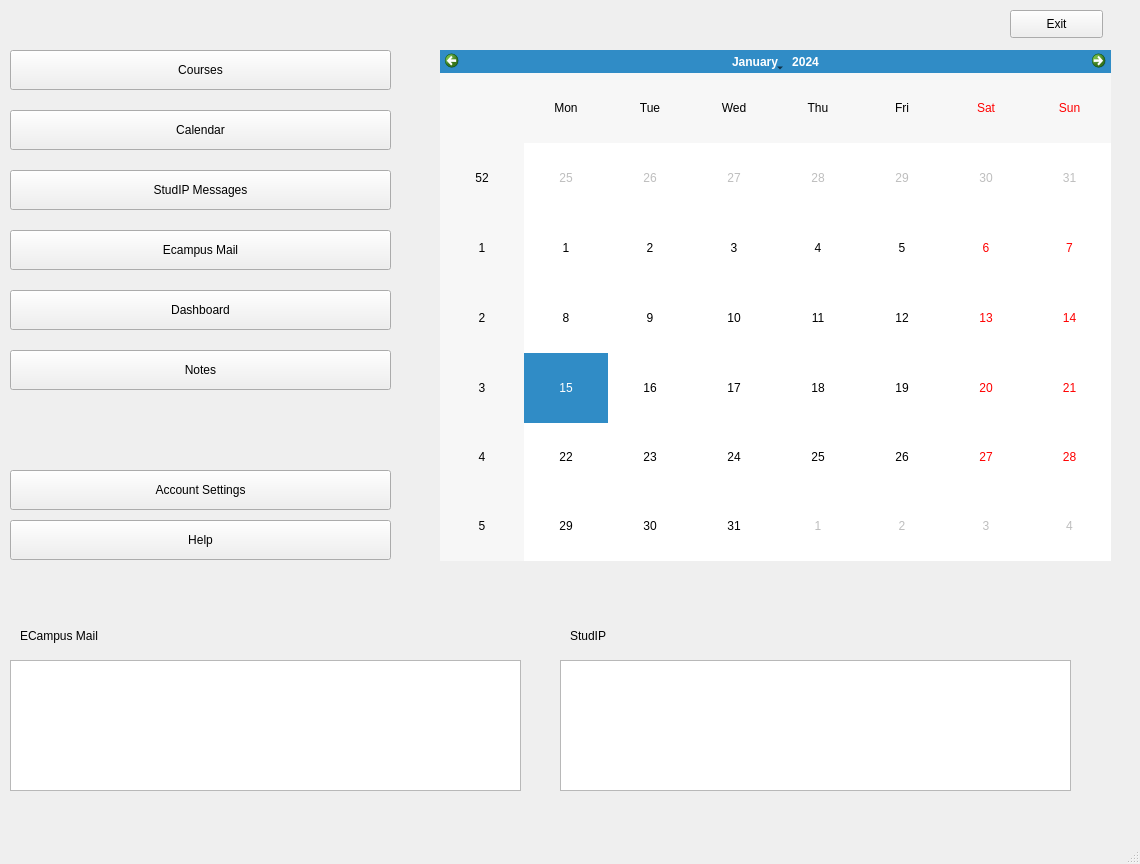
This is main/menu.ui in Demonim/Simargl-Study-Project as Qt 5 draws it before an edit. The edited form follows.
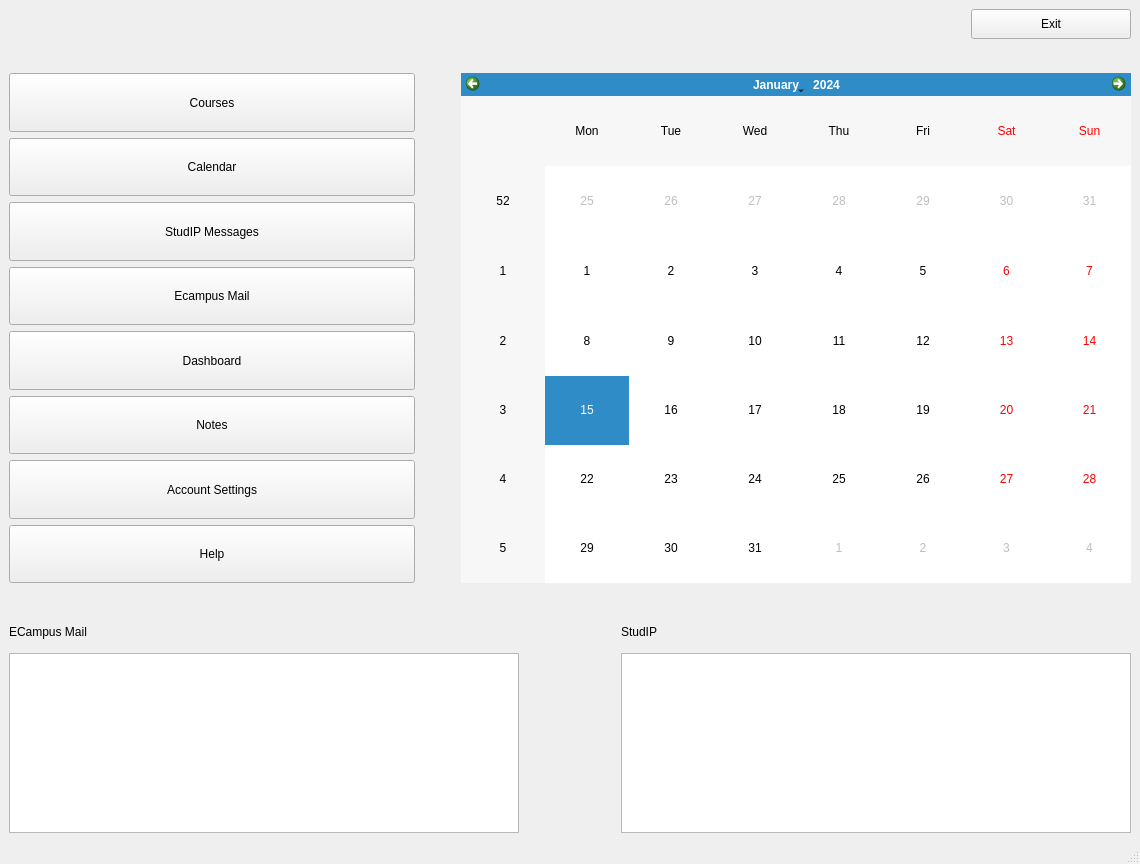
This is the edited form.

Commit message: Adapting upscale for menu.ui

What changed in the file:
```diff
--- a/main/menu.ui
+++ b/main/menu.ui
@@ -18,8 +18,8 @@
   </property>
   <property name="maximumSize">
    <size>
-    <width>1140</width>
-    <height>864</height>
+    <width>12123123</width>
+    <height>16777215</height>
    </size>
   </property>
   <property name="windowTitle">
@@ -29,18 +29,120 @@
    <string notr="true"/>
   </property>
   <widget class="QWidget" name="centralwidget">
+   <layout class="QVBoxLayout" name="verticalLayout_4">
+    <item>
+     <layout class="QHBoxLayout" name="horizontalLayout">
+      <property name="spacing">
+       <number>7</number>
+      </property>
+      <property name="rightMargin">
+       <number>0</number>
+      </property>
+      <property name="bottomMargin">
+       <number>0</number>
+      </property>
+      <item>
+       <widget class="QLabel" name="label">
+        <property name="sizePolicy">
+         <sizepolicy hsizetype="Expanding" vsizetype="Expanding">
+          <horstretch>0</horstretch>
+          <verstretch>0</verstretch>
+         </sizepolicy>
+        </property>
+        <property name="minimumSize">
+         <size>
+          <width>300</width>
+          <height>30</height>
+         </size>
+        </property>
+        <property name="maximumSize">
+         <size>
+          <width>510</width>
+          <height>50</height>
+         </size>
+        </property>
+        <property name="text">
+         <string/>
+        </property>
+       </widget>
+      </item>
+      <item>
+       <spacer name="horizontalSpacer_3">
+        <property name="orientation">
+         <enum>Qt::Horizontal</enum>
+        </property>
+        <property name="sizeHint" stdset="0">
+         <size>
+          <width>40</width>
+          <height>20</height>
+         </size>
+        </property>
+       </spacer>
+      </item>
+      <item>
+       <widget class="QPushButton" name="Exit_Button">
+        <property name="sizePolicy">
+         <sizepolicy hsizetype="Expanding" vsizetype="Expanding">
+          <horstretch>0</horstretch>
+          <verstretch>0</verstretch>
+         </sizepolicy>
+        </property>
+        <property name="minimumSize">
+         <size>
+          <width>90</width>
+          <height>30</height>
+         </size>
+        </property>
+        <property name="maximumSize">
+         <size>
+          <width>160</width>
+          <height>50</height>
+         </size>
+        </property>
+        <property name="text">
+         <string>Exit</string>
+        </property>
+       </widget>
+      </item>
+     </layout>
+    </item>
+    <item>
+     <spacer name="verticalSpacer">
+      <property name="orientation">
+       <enum>Qt::Vertical</enum>
+      </property>
+      <property name="sizeType">
+       <enum>QSizePolicy::Maximum</enum>
+      </property>
+      <property name="sizeHint" stdset="0">
+       <size>
+        <width>20</width>
+        <height>40</height>
+       </size>
+      </property>
+     </spacer>
+    </item>
+    <item>
+     <layout class="QHBoxLayout" name="horizontalLayout_2">
+      <item>
+       <layout class="QVBoxLayout" name="verticalLayout">
+        <item>
    <widget class="QPushButton" name="Courses">
-    <property name="geometry">
-     <rect>
-      <x>10</x>
-      <y>50</y>
-      <width>381</width>
-      <height>40</height>
-     </rect>
-    </property>
-    <property name="maximumSize">
+          <property name="sizePolicy">
+           <sizepolicy hsizetype="Expanding" vsizetype="Expanding">
+            <horstretch>0</horstretch>
+            <verstretch>0</verstretch>
+           </sizepolicy>
+          </property>
+          <property name="minimumSize">
      <size>
       <width>390</width>
+            <height>55</height>
+           </size>
+          </property>
+          <property name="maximumSize">
+           <size>
+            <width>660</width>
       <height>80</height>
      </size>
     </property>
@@ -48,18 +150,24 @@
      <string>Courses</string>
     </property>
    </widget>
+        </item>
+        <item>
    <widget class="QPushButton" name="Calendar">
-    <property name="geometry">
-     <rect>
-      <x>10</x>
-      <y>110</y>
-      <width>381</width>
-      <height>40</height>
-     </rect>
-    </property>
-    <property name="maximumSize">
+          <property name="sizePolicy">
+           <sizepolicy hsizetype="Expanding" vsizetype="Expanding">
+            <horstretch>0</horstretch>
+            <verstretch>0</verstretch>
+           </sizepolicy>
+          </property>
+          <property name="minimumSize">
      <size>
       <width>390</width>
+            <height>55</height>
+           </size>
+          </property>
+          <property name="maximumSize">
+           <size>
+            <width>660</width>
       <height>80</height>
      </size>
     </property>
@@ -67,18 +175,18 @@
      <string>Calendar</string>
     </property>
    </widget>
+        </item>
+        <item>
    <widget class="QPushButton" name="Messages">
-    <property name="geometry">
-     <rect>
-      <x>10</x>
-      <y>170</y>
-      <width>381</width>
-      <height>40</height>
-     </rect>
+          <property name="sizePolicy">
+           <sizepolicy hsizetype="Expanding" vsizetype="Expanding">
+            <horstretch>0</horstretch>
+            <verstretch>0</verstretch>
+           </sizepolicy>
     </property>
     <property name="maximumSize">
      <size>
-      <width>390</width>
+            <width>660</width>
       <height>80</height>
      </size>
     </property>
@@ -86,18 +194,18 @@
      <string>StudIP Messages</string>
     </property>
    </widget>
+        </item>
+        <item>
    <widget class="QPushButton" name="Email">
-    <property name="geometry">
-     <rect>
-      <x>10</x>
-      <y>230</y>
-      <width>381</width>
-      <height>40</height>
-     </rect>
+          <property name="sizePolicy">
+           <sizepolicy hsizetype="Expanding" vsizetype="Expanding">
+            <horstretch>0</horstretch>
+            <verstretch>0</verstretch>
+           </sizepolicy>
     </property>
     <property name="maximumSize">
      <size>
-      <width>390</width>
+            <width>660</width>
       <height>80</height>
      </size>
     </property>
@@ -105,50 +213,18 @@
      <string>Ecampus Mail</string>
     </property>
    </widget>
-   <widget class="QLabel" name="label">
-    <property name="geometry">
-     <rect>
-      <x>10</x>
-      <y>10</y>
-      <width>301</width>
-      <height>31</height>
-     </rect>
-    </property>
-    <property name="maximumSize">
-     <size>
-      <width>1140</width>
-      <height>864</height>
-     </size>
-    </property>
-    <property name="text">
-     <string/>
-    </property>
-   </widget>
-   <widget class="QCalendarWidget" name="calendarWidget">
-    <property name="geometry">
-     <rect>
-      <x>440</x>
-      <y>50</y>
-      <width>671</width>
-      <height>511</height>
-     </rect>
-    </property>
-    <property name="styleSheet">
-     <string notr="true"/>
-    </property>
-   </widget>
+        </item>
+        <item>
    <widget class="QPushButton" name="Dashboard">
-    <property name="geometry">
-     <rect>
-      <x>10</x>
-      <y>290</y>
-      <width>381</width>
-      <height>40</height>
-     </rect>
+          <property name="sizePolicy">
+           <sizepolicy hsizetype="Expanding" vsizetype="Expanding">
+            <horstretch>0</horstretch>
+            <verstretch>0</verstretch>
+           </sizepolicy>
     </property>
     <property name="maximumSize">
      <size>
-      <width>390</width>
+            <width>660</width>
       <height>80</height>
      </size>
     </property>
@@ -156,18 +232,18 @@
      <string>Dashboard</string>
     </property>
    </widget>
+        </item>
+        <item>
    <widget class="QPushButton" name="Notes">
-    <property name="geometry">
-     <rect>
-      <x>10</x>
-      <y>350</y>
-      <width>381</width>
-      <height>40</height>
-     </rect>
+          <property name="sizePolicy">
+           <sizepolicy hsizetype="Expanding" vsizetype="Expanding">
+            <horstretch>0</horstretch>
+            <verstretch>0</verstretch>
+           </sizepolicy>
     </property>
     <property name="maximumSize">
      <size>
-      <width>390</width>
+            <width>660</width>
       <height>80</height>
      </size>
     </property>
@@ -175,18 +251,18 @@
      <string>Notes</string>
     </property>
    </widget>
+        </item>
+        <item>
    <widget class="QPushButton" name="Settings">
-    <property name="geometry">
-     <rect>
-      <x>10</x>
-      <y>470</y>
-      <width>381</width>
-      <height>40</height>
-     </rect>
+          <property name="sizePolicy">
+           <sizepolicy hsizetype="Expanding" vsizetype="Expanding">
+            <horstretch>0</horstretch>
+            <verstretch>0</verstretch>
+           </sizepolicy>
     </property>
     <property name="maximumSize">
      <size>
-      <width>390</width>
+            <width>660</width>
       <height>80</height>
      </size>
     </property>
@@ -194,18 +270,18 @@
      <string>Account Settings</string>
     </property>
    </widget>
+        </item>
+        <item>
    <widget class="QPushButton" name="Help1">
-    <property name="geometry">
-     <rect>
-      <x>10</x>
-      <y>520</y>
-      <width>381</width>
-      <height>40</height>
-     </rect>
+          <property name="sizePolicy">
+           <sizepolicy hsizetype="Expanding" vsizetype="Expanding">
+            <horstretch>0</horstretch>
+            <verstretch>0</verstretch>
+           </sizepolicy>
     </property>
     <property name="maximumSize">
      <size>
-      <width>390</width>
+            <width>660</width>
       <height>80</height>
      </size>
     </property>
@@ -213,65 +289,173 @@
      <string>Help</string>
     </property>
    </widget>
-   <widget class="QTableView" name="tableView">
-    <property name="geometry">
-     <rect>
-      <x>10</x>
-      <y>660</y>
-      <width>511</width>
-      <height>131</height>
-     </rect>
-    </property>
-   </widget>
-   <widget class="QTableView" name="tableView_2">
-    <property name="geometry">
-     <rect>
-      <x>560</x>
-      <y>660</y>
-      <width>511</width>
-      <height>131</height>
-     </rect>
-    </property>
-   </widget>
+        </item>
+       </layout>
+      </item>
+      <item>
+       <spacer name="horizontalSpacer">
+        <property name="orientation">
+         <enum>Qt::Horizontal</enum>
+        </property>
+        <property name="sizeType">
+         <enum>QSizePolicy::Maximum</enum>
+        </property>
+        <property name="sizeHint" stdset="0">
+         <size>
+          <width>40</width>
+          <height>20</height>
+         </size>
+        </property>
+       </spacer>
+      </item>
+      <item>
+       <widget class="QCalendarWidget" name="calendarWidget">
+        <property name="minimumSize">
+         <size>
+          <width>670</width>
+          <height>510</height>
+         </size>
+        </property>
+        <property name="maximumSize">
+         <size>
+          <width>1140</width>
+          <height>865</height>
+         </size>
+        </property>
+        <property name="styleSheet">
+         <string notr="true"/>
+        </property>
+       </widget>
+      </item>
+     </layout>
+    </item>
+    <item>
+     <spacer name="verticalSpacer_2">
+      <property name="orientation">
+       <enum>Qt::Vertical</enum>
+      </property>
+      <property name="sizeType">
+       <enum>QSizePolicy::Maximum</enum>
+      </property>
+      <property name="sizeHint" stdset="0">
+       <size>
+        <width>20</width>
+        <height>40</height>
+       </size>
+      </property>
+     </spacer>
+    </item>
+    <item>
+     <layout class="QHBoxLayout" name="horizontalLayout_3">
+      <item>
+       <layout class="QVBoxLayout" name="verticalLayout_2">
+        <item>
    <widget class="QLabel" name="label_2">
-    <property name="geometry">
-     <rect>
-      <x>20</x>
-      <y>620</y>
-      <width>271</width>
-      <height>31</height>
-     </rect>
+          <property name="sizePolicy">
+           <sizepolicy hsizetype="Expanding" vsizetype="Expanding">
+            <horstretch>0</horstretch>
+            <verstretch>0</verstretch>
+           </sizepolicy>
+          </property>
+          <property name="minimumSize">
+           <size>
+            <width>270</width>
+            <height>30</height>
+           </size>
+          </property>
+          <property name="maximumSize">
+           <size>
+            <width>460</width>
+            <height>50</height>
+           </size>
     </property>
     <property name="text">
      <string>ECampus Mail</string>
     </property>
    </widget>
+        </item>
+        <item>
+         <widget class="QTableView" name="tableView">
+          <property name="minimumSize">
+           <size>
+            <width>510</width>
+            <height>130</height>
+           </size>
+          </property>
+          <property name="maximumSize">
+           <size>
+            <width>860</width>
+            <height>220</height>
+           </size>
+          </property>
+         </widget>
+        </item>
+       </layout>
+      </item>
+      <item>
+       <spacer name="horizontalSpacer_2">
+        <property name="orientation">
+         <enum>Qt::Horizontal</enum>
+        </property>
+        <property name="sizeType">
+         <enum>QSizePolicy::Maximum</enum>
+        </property>
+        <property name="sizeHint" stdset="0">
+         <size>
+          <width>200</width>
+          <height>20</height>
+         </size>
+        </property>
+       </spacer>
+      </item>
+      <item>
+       <layout class="QVBoxLayout" name="verticalLayout_3">
+        <item>
    <widget class="QLabel" name="label_3">
-    <property name="geometry">
-     <rect>
-      <x>570</x>
-      <y>620</y>
-      <width>271</width>
-      <height>31</height>
-     </rect>
+          <property name="sizePolicy">
+           <sizepolicy hsizetype="Expanding" vsizetype="Expanding">
+            <horstretch>0</horstretch>
+            <verstretch>0</verstretch>
+           </sizepolicy>
+          </property>
+          <property name="minimumSize">
+           <size>
+            <width>270</width>
+            <height>30</height>
+           </size>
+          </property>
+          <property name="maximumSize">
+           <size>
+            <width>460</width>
+            <height>50</height>
+           </size>
     </property>
     <property name="text">
      <string>StudIP</string>
     </property>
    </widget>
-   <widget class="QPushButton" name="Exit_Button">
-    <property name="geometry">
-     <rect>
-      <x>1010</x>
-      <y>10</y>
-      <width>93</width>
-      <height>28</height>
-     </rect>
-    </property>
-    <property name="text">
-     <string>Exit</string>
-    </property>
-   </widget>
+        </item>
+        <item>
+         <widget class="QTableView" name="tableView_2">
+          <property name="minimumSize">
+           <size>
+            <width>510</width>
+            <height>130</height>
+           </size>
+          </property>
+          <property name="maximumSize">
+           <size>
+            <width>860</width>
+            <height>220</height>
+           </size>
+          </property>
+         </widget>
+        </item>
+       </layout>
+      </item>
+     </layout>
+    </item>
+   </layout>
   </widget>
   <widget class="QMenuBar" name="menubar">
    <property name="geometry">
```
Lines whose indentation alone changed are shown as unchanged. The commit also changes 3 other files.
